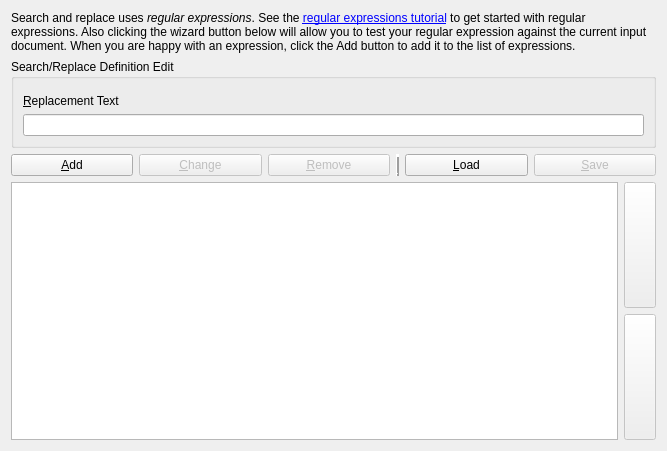
kovidgoyal/calibre, file src/calibre/gui2/convert/search_and_replace.ui: the form before one commit.
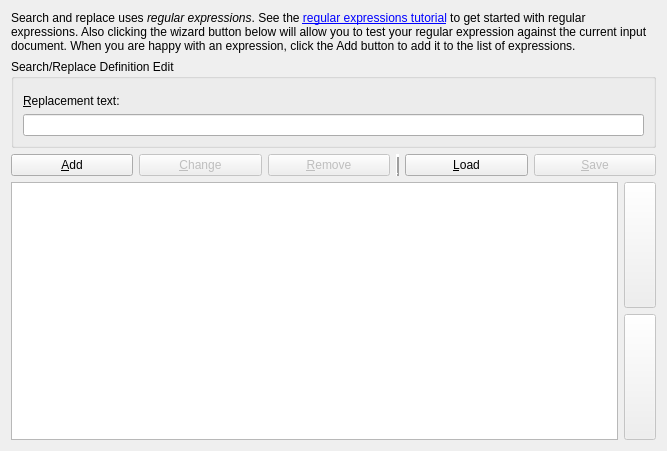
The form after the commit. Icons and pictures are not drawn. Custom widgets are drawn as their Qt base class.

What changed in the file:
```diff
--- a/src/calibre/gui2/convert/search_and_replace.ui
+++ b/src/calibre/gui2/convert/search_and_replace.ui
@@ -57,7 +57,7 @@
          </sizepolicy>
         </property>
         <property name="text">
-         <string>&amp;Replacement Text</string>
+         <string>&amp;Replacement text:</string>
         </property>
         <property name="buddy">
          <cstring>sr_replace</cstring>
```
